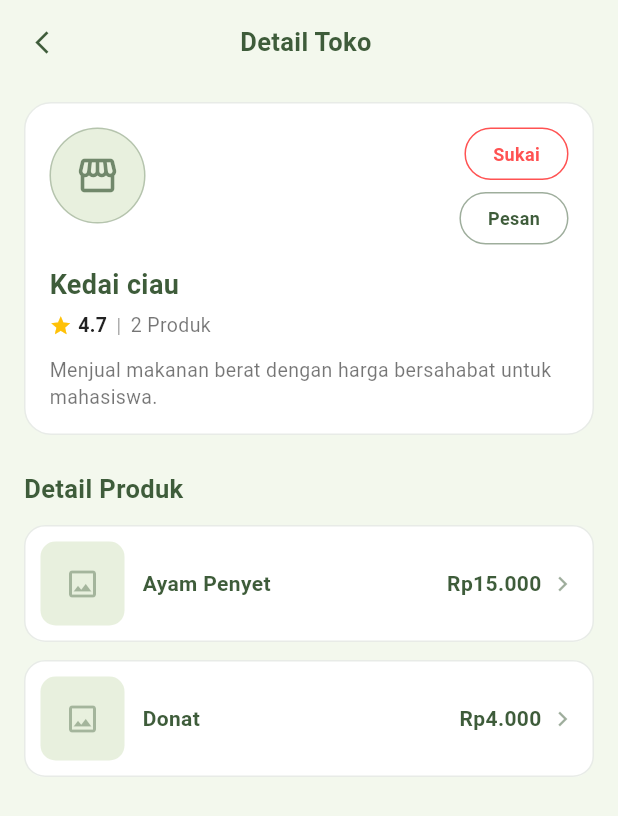
After one commit to OliviaSILITONGA/bazar_usu, a Flutter app: the HomePageUser screen opened directly, after a tap on "Kedai ciau", on a phone screen of 412 x 824 dp. The commit adds this screen. Shown: the top 816 px of the screen. Run offline on Flutter 3.47's test engine with Material 3 defaults, Android fonts, the phone set to English and light mode, and no system bars; our stand-ins replace image_picker.

Commit message:
detail toko

```diff
--- a/lib/screens/home_page_user.dart
+++ b/lib/screens/home_page_user.dart
@@ -8,6 +8,7 @@ import 'profile_page.dart';
 import 'notification_page.dart';
 import 'cart_page.dart';
 import 'product_detail_page.dart';
+import 'store_detail_page.dart';
 
 class HomePageUser extends StatefulWidget {
   const HomePageUser({super.key});
@@ -333,11 +334,23 @@ class _PromoCard extends StatelessWidget {
                 fontSize: 16,
               ),
             ),
-            Text(
+            GestureDetector(
+              onTap: () {
+                Navigator.push(
+                  context,
+                  MaterialPageRoute(
+                    builder: (_) => StoreDetailPage(storeName: seller),
+                  ),
+                );
+              },
+              child: Text(
                 seller,
                 style: TextStyle(
                   color: Colors.white.withValues(alpha: 0.9),
                   fontSize: 12,
+                  decoration: TextDecoration.underline,
+                  decorationColor: Colors.white.withValues(alpha: 0.6),
+                ),
               ),
             ),
             const SizedBox(height: 8),
@@ -546,11 +559,24 @@ class _ProductCard extends StatelessWidget {
                     ],
                   ),
                   const SizedBox(height: 2),
-                  Text(
+                  GestureDetector(
+                    onTap: () {
+                      Navigator.push(
+                        context,
+                        MaterialPageRoute(
+                          builder: (_) =>
+                              StoreDetailPage(storeName: data.seller),
+                        ),
+                      );
+                    },
+                    child: Text(
                       data.seller,
                       style: TextStyle(
                         fontSize: 11,
                         color: kDarkGreen.withValues(alpha: 0.7),
+                        decoration: TextDecoration.underline,
+                        decorationColor: kDarkGreen.withValues(alpha: 0.35),
+                      ),
                     ),
                   ),
                 ],
@@ -633,7 +659,16 @@ class _StoreAvatar extends StatelessWidget {
 
   @override
   Widget build(BuildContext context) {
-    return SizedBox(
+    return GestureDetector(
+      onTap: () {
+        Navigator.push(
+          context,
+          MaterialPageRoute(
+            builder: (_) => StoreDetailPage(storeName: data.name),
+          ),
+        );
+      },
+      child: SizedBox(
         width: 68,
         child: Column(
           children: [
@@ -660,6 +695,7 @@ class _StoreAvatar extends StatelessWidget {
               style: const TextStyle(fontSize: 11, color: kDarkGreen),
             ),
           ],
+        ),
       ),
     );
   }
--- /dev/null
+++ b/lib/screens/store_detail_page.dart
@@ -0,0 +1,475 @@
+import 'package:flutter/material.dart';
+
+import '../constants.dart';
+import 'product_detail_page.dart';
+
+// ==================== DATA PRODUK TOKO ====================
+class StoreProductData {
+  final String name;
+  final int price;
+  final String description;
+
+  const StoreProductData({
+    required this.name,
+    required this.price,
+    this.description = 'Deskripsi produk belum tersedia, silakan tambahkan detail lebih lanjut nanti.',
+  });
+}
+
+// ==================== DATA PROFIL TOKO ====================
+class StoreProfileData {
+  final String name;
+  final String description;
+  final double rating;
+  final List<StoreProductData> products;
+
+  const StoreProfileData({
+    required this.name,
+    required this.description,
+    required this.rating,
+    required this.products,
+  });
+}
+
+// Data toko sementara (hardcode), disesuaikan dengan nama-nama toko yang
+// sudah dipakai di Home Page User. Ganti dengan data dari backend nanti.
+const Map<String, StoreProfileData> kStoreProfiles = {
+  'Kue Kering Tho': StoreProfileData(
+    name: 'Kue Kering Tho',
+    description: 'Menjual makanan ringan yang murah dan pastinya Enak',
+    rating: 4.8,
+    products: [
+      StoreProductData(name: 'Donat', price: 4000),
+      StoreProductData(name: 'Kue Kering Tiramisu', price: 8000),
+      StoreProductData(name: 'Kue Kering Coklat', price: 8000),
+    ],
+  ),
+  'Kedai ciau': StoreProfileData(
+    name: 'Kedai ciau',
+    description:
+        'Menjual makanan berat dengan harga bersahabat untuk mahasiswa.',
+    rating: 4.7,
+    products: [
+      StoreProductData(name: 'Ayam Penyet', price: 15000),
+      StoreProductData(name: 'Donat', price: 4000),
+    ],
+  ),
+  'Kedai Kak Wati': StoreProfileData(
+    name: 'Kedai Kak Wati',
+    description: 'Menyediakan nasi dan minuman segar untuk keseharian kamu.',
+    rating: 4.6,
+    products: [
+      StoreProductData(name: 'Nasi Ayam Penyet', price: 15000),
+      StoreProductData(name: 'Teh Manis Dingin', price: 5000),
+    ],
+  ),
+  'Olip Bakery': StoreProfileData(
+    name: 'Olip Bakery',
+    description: 'Toko kue kering rumahan dengan berbagai varian rasa.',
+    rating: 4.8,
+    products: [StoreProductData(name: 'Kue Kering', price: 8000)],
+  ),
+  'FKB': StoreProfileData(
+    name: 'FKB',
+    description: 'Menjual alat tulis dan perlengkapan kuliah.',
+    rating: 4.5,
+    products: [StoreProductData(name: 'Alat Tulis', price: 100000)],
+  ),
+  'Toko Roti': StoreProfileData(
+    name: 'Toko Roti',
+    description: 'Aneka roti dan donat segar setiap hari.',
+    rating: 4.6,
+    products: [StoreProductData(name: 'Donat Coklat', price: 3000)],
+  ),
+  'KFC': StoreProfileData(
+    name: 'KFC',
+    description: 'Gerai ayam goreng favorit di sekitar kampus.',
+    rating: 4.7,
+    products: [],
+  ),
+  'Ko yana': StoreProfileData(
+    name: 'Ko yana',
+    description: 'Menjual jajanan dan minuman kekinian.',
+    rating: 4.6,
+    products: [],
+  ),
+};
+
+StoreProfileData resolveStoreProfile(String storeName) {
+  return kStoreProfiles[storeName] ??
+      StoreProfileData(
+        name: storeName,
+        description: 'Toko ini belum menambahkan deskripsi.',
+        rating: 0,
+        products: const [],
+      );
+}
+
+class StoreDetailPage extends StatefulWidget {
+  final String storeName;
+  const StoreDetailPage({super.key, required this.storeName});
+
+  @override
+  State<StoreDetailPage> createState() => _StoreDetailPageState();
+}
+
+class _StoreDetailPageState extends State<StoreDetailPage> {
+  bool _liked = false;
+
+  String _formatPrice(int price) {
+    return price.toString().replaceAllMapped(
+      RegExp(r'(\d)(?=(\d{3})+(?!\d))'),
+      (match) => '${match[1]}.',
+    );
+  }
+
+  @override
+  Widget build(BuildContext context) {
+    final profile = resolveStoreProfile(widget.storeName);
+
+    return Scaffold(
+      backgroundColor: kBg,
+      body: SafeArea(
+        child: SingleChildScrollView(
+          padding: const EdgeInsets.only(bottom: 24),
+          child: Column(
+            crossAxisAlignment: CrossAxisAlignment.stretch,
+            children: [
+              const _TopBar(title: 'Detail Toko'),
+              Padding(
+                padding: const EdgeInsets.fromLTRB(16, 8, 16, 0),
+                child: _StoreHeaderCard(
+                  profile: profile,
+                  liked: _liked,
+                  onLikeTap: () => setState(() => _liked = !_liked),
+                ),
+              ),
+              const SizedBox(height: 24),
+              const Padding(
+                padding: EdgeInsets.symmetric(horizontal: 16),
+                child: Text(
+                  'Detail Produk',
+                  style: TextStyle(
+                    fontSize: 17,
+                    fontWeight: FontWeight.bold,
+                    color: kDarkGreen,
+                  ),
+                ),
+              ),
+              const SizedBox(height: 12),
+              Padding(
+                padding: const EdgeInsets.symmetric(horizontal: 16),
+                child: profile.products.isEmpty
+                    ? const _EmptyProducts()
+                    : Column(
+                        children: profile.products
+                            .map(
+                              (p) => Padding(
+                                padding: const EdgeInsets.only(bottom: 12),
+                                child: _StoreProductTile(
+                                  storeName: profile.name,
+                                  rating: profile.rating,
+                                  product: p,
+                                  formatPrice: _formatPrice,
+                                ),
+                              ),
+                            )
+                            .toList(),
+                      ),
+              ),
+            ],
+          ),
+        ),
+      ),
+    );
+  }
+}
+
+// ==================== TOP BAR ====================
+class _TopBar extends StatelessWidget {
+  final String title;
+  const _TopBar({required this.title});
+
+  @override
+  Widget build(BuildContext context) {
+    return Padding(
+      padding: const EdgeInsets.fromLTRB(4, 4, 16, 8),
+      child: Row(
+        children: [
+          IconButton(
+            onPressed: () => Navigator.pop(context),
+            icon: const Icon(Icons.arrow_back_ios_new, size: 18),
+            color: kDarkGreen,
+          ),
+          Expanded(
+            child: Text(
+              title,
+              textAlign: TextAlign.center,
+              style: const TextStyle(
+                fontSize: 17,
+                fontWeight: FontWeight.bold,
+                color: kDarkGreen,
+              ),
+            ),
+          ),
+          const SizedBox(width: 40), // seimbangkan lebar tombol back
+        ],
+      ),
+    );
+  }
+}
+
+// ==================== HEADER TOKO ====================
+class _StoreHeaderCard extends StatelessWidget {
+  final StoreProfileData profile;
+  final bool liked;
+  final VoidCallback onLikeTap;
+
+  const _StoreHeaderCard({
+    required this.profile,
+    required this.liked,
+    required this.onLikeTap,
+  });
+
+  @override
+  Widget build(BuildContext context) {
+    return Container(
+      padding: const EdgeInsets.all(16),
+      decoration: BoxDecoration(
+        color: Colors.white,
+        borderRadius: BorderRadius.circular(18),
+        border: Border.all(color: kDarkGreen.withValues(alpha: 0.12)),
+      ),
+      child: Column(
+        crossAxisAlignment: CrossAxisAlignment.start,
+        children: [
+          Row(
+            crossAxisAlignment: CrossAxisAlignment.start,
+            children: [
+              Container(
+                width: 64,
+                height: 64,
+                decoration: BoxDecoration(
+                  shape: BoxShape.circle,
+                  color: kLightGreen,
+                  border: Border.all(color: kDarkGreen.withValues(alpha: 0.3)),
+                ),
+                child: Icon(
+                  Icons.storefront_outlined,
+                  color: kDarkGreen.withValues(alpha: 0.7),
+                  size: 30,
+                ),
+                // Ganti dengan Image.asset/Image.network logo toko asli.
+              ),
+              const Spacer(),
+              Column(
+                crossAxisAlignment: CrossAxisAlignment.end,
+                children: [
+                  GestureDetector(
+                    onTap: onLikeTap,
+                    child: Container(
+                      padding: const EdgeInsets.symmetric(
+                        horizontal: 18,
+                        vertical: 8,
+                      ),
+                      decoration: BoxDecoration(
+                        color: liked ? Colors.redAccent : Colors.white,
+                        border: Border.all(color: Colors.redAccent),
+                        borderRadius: BorderRadius.circular(20),
+                      ),
+                      child: Text(
+                        'Sukai',
+                        style: TextStyle(
+                          fontSize: 12,
+                          fontWeight: FontWeight.bold,
+                          color: liked ? Colors.white : Colors.redAccent,
+                        ),
+                      ),
+                    ),
+                  ),
+                  const SizedBox(height: 8),
+                  Container(
+                    padding: const EdgeInsets.symmetric(
+                      horizontal: 18,
+                      vertical: 8,
+                    ),
+                    decoration: BoxDecoration(
+                      border: Border.all(
+                        color: kDarkGreen.withValues(alpha: 0.5),
+                      ),
+                      borderRadius: BorderRadius.circular(20),
+                    ),
+                    child: const Text(
+                      'Pesan',
+                      style: TextStyle(
+                        fontSize: 12,
+                        fontWeight: FontWeight.bold,
+                        color: kDarkGreen,
+                      ),
+                    ),
+                  ),
+                ],
+              ),
+            ],
+          ),
+          const SizedBox(height: 14),
+          Text(
+            profile.name,
+            style: const TextStyle(
+              fontSize: 18,
+              fontWeight: FontWeight.bold,
+              color: kDarkGreen,
+            ),
+          ),
+          const SizedBox(height: 4),
+          Row(
+            children: [
+              const Icon(Icons.star, size: 15, color: Colors.amber),
+              const SizedBox(width: 4),
+              Text(
+                profile.rating.toStringAsFixed(1),
+                style: const TextStyle(
+                  fontSize: 13,
+                  fontWeight: FontWeight.bold,
+                  color: Colors.black87,
+                ),
+              ),
+              const SizedBox(width: 6),
+              const Text('|', style: TextStyle(color: Colors.black38)),
+              const SizedBox(width: 6),
+              Text(
+                '${profile.products.length} Produk',
+                style: const TextStyle(fontSize: 13, color: Colors.black54),
+              ),
+            ],
+          ),
+          const SizedBox(height: 10),
+          Text(
+            profile.description,
+            style: const TextStyle(
+              fontSize: 13,
+              color: Colors.black54,
+              height: 1.4,
+            ),
+          ),
+        ],
+      ),
+    );
+  }
+}
+
+// ==================== ITEM PRODUK TOKO ====================
+class _StoreProductTile extends StatelessWidget {
+  final String storeName;
+  final double rating;
+  final StoreProductData product;
+  final String Function(int) formatPrice;
+
+  const _StoreProductTile({
+    required this.storeName,
+    required this.rating,
+    required this.product,
+    required this.formatPrice,
+  });
+
+  @override
+  Widget build(BuildContext context) {
+    return GestureDetector(
+      onTap: () {
+        Navigator.push(
+          context,
+          MaterialPageRoute(
+            builder: (_) => ProductDetailPage(
+              name: product.name,
+              storeName: storeName,
+              originalPrice: product.price,
+              discountPrice: product.price,
+              rating: rating == 0 ? 4.5 : rating,
+              reviewCount: 0,
+              prepTime: '15-20 min',
+              kcal: 250,
+              description: product.description,
+            ),
+          ),
+        );
+      },
+      child: Container(
+        padding: const EdgeInsets.all(10),
+        decoration: BoxDecoration(
+          color: Colors.white,
+          borderRadius: BorderRadius.circular(14),
+          border: Border.all(color: kDarkGreen.withValues(alpha: 0.12)),
+        ),
+        child: Row(
+          children: [
+            Container(
+              width: 56,
+              height: 56,
+              decoration: BoxDecoration(
+                color: kLightGreen,
+                borderRadius: BorderRadius.circular(10),
+              ),
+              child: Icon(
+                Icons.image_outlined,
+                color: kDarkGreen.withValues(alpha: 0.4),
+                size: 24,
+              ),
+              // Ganti dengan Image.asset/Image.network foto produk asli.
+            ),
+            const SizedBox(width: 12),
+            Expanded(
+              child: Text(
+                product.name,
+                style: const TextStyle(
+                  fontSize: 14,
+                  fontWeight: FontWeight.w600,
+                  color: kDarkGreen,
+                ),
+              ),
+            ),
+            Text(
+              'Rp${formatPrice(product.price)}',
+              style: const TextStyle(
+                fontSize: 14,
+                fontWeight: FontWeight.bold,
+                color: kDarkGreen,
+              ),
+            ),
+            const SizedBox(width: 4),
+            Icon(
+              Icons.chevron_right,
+              color: kDarkGreen.withValues(alpha: 0.5),
+              size: 20,
+            ),
+          ],
+        ),
+      ),
+    );
+  }
+}
+
+// ==================== STATE KOSONG (BELUM ADA PRODUK) ====================
+class _EmptyProducts extends StatelessWidget {
+  const _EmptyProducts();
+
+  @override
+  Widget build(BuildContext context) {
+    return Container(
+      width: double.infinity,
+      padding: const EdgeInsets.symmetric(vertical: 24),
+      decoration: BoxDecoration(
+        color: Colors.white,
+        borderRadius: BorderRadius.circular(14),
+        border: Border.all(color: kDarkGreen.withValues(alpha: 0.12)),
+      ),
+      alignment: Alignment.center,
+      child: Text(
+        'Toko ini belum menambahkan produk.',
+        style: TextStyle(
+          fontSize: 13,
+          color: kDarkGreen.withValues(alpha: 0.6),
+        ),
+      ),
+    );
+  }
+}
```
Lines whose indentation alone changed are shown as unchanged.
